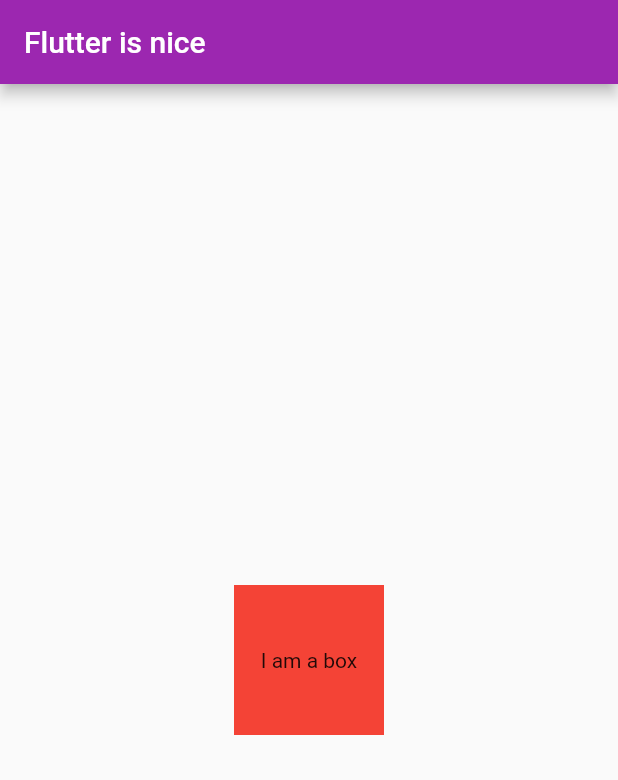
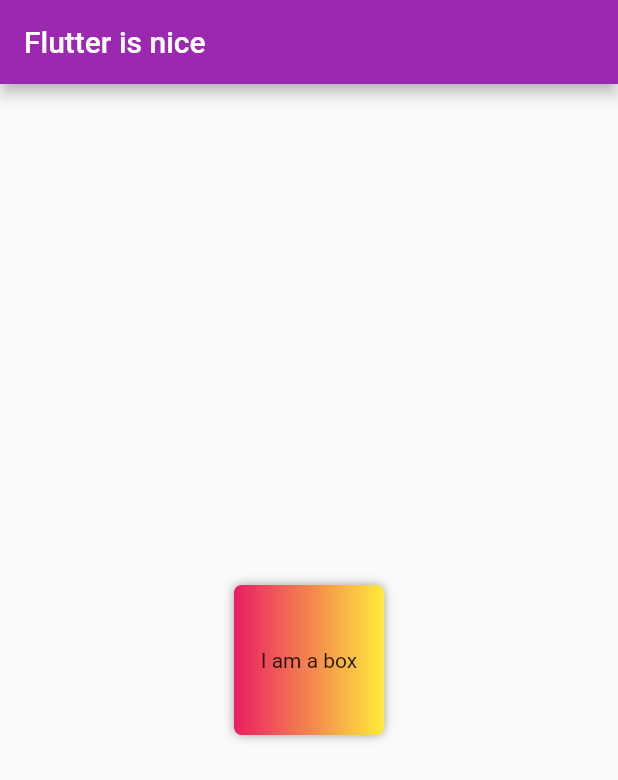
Before and after one commit to abhishekshahane/awesome_app, a Flutter app: the screen it shows after launch, on a phone screen of 412 x 824 dp. Shown: the top 780 px of the screen. Run offline on Flutter 3.47's test engine with Material 2 defaults, Android fonts, the phone set to English and light mode, and no system bars.

Commit message:
Added nice gradient, and other stuff

```diff
--- a/lib/main.dart
+++ b/lib/main.dart
@@ -31,15 +31,35 @@ class HomePage extends StatelessWidget {
         title: Text("Flutter is nice"),
       ),
       // Now for the body
+      /*
+      Since we want to center it, we have to make the body 'center'
+      and the the child below a container. So flipping, essentially.
+      The clipbehaviour should be set to anti-alias, because
+      we don't want it to go outside.
+      We do want the rectangle to be circular, so adding
+      borderRadius(10).
+      */
       body: Center(
         child: Container(
-          padding: const EdgeInsets.all(8),
-          color: Colors.red,
-          width: 100,
-          height: 100,
-          alignment: Alignment.center,
-          child: Text("I am a box"),
-        ),
+            padding: const EdgeInsets.all(8),
+            width: 100,
+            height: 100,
+            clipBehavior: Clip.antiAlias,
+            alignment: Alignment.center,
+            decoration: BoxDecoration(
+                color: Colors.lightBlueAccent,
+                borderRadius: BorderRadius.circular(5),
+                gradient: LinearGradient(colors: [
+                  Colors.pink,
+                  Colors.yellow,
+                ]),
+                boxShadow: [
+                  BoxShadow(
+                    color: Colors.grey,
+                    blurRadius: 5,
+                  )
+                ]),
+            child: Text("I am a box")),
       ),
     );
   }
```
